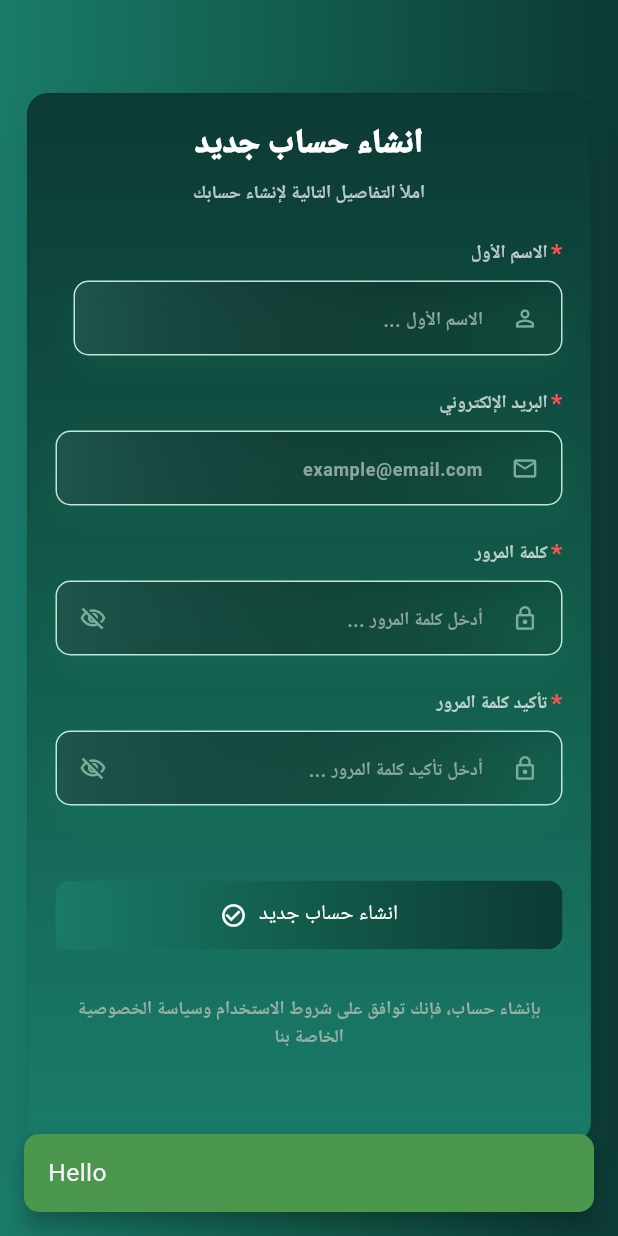
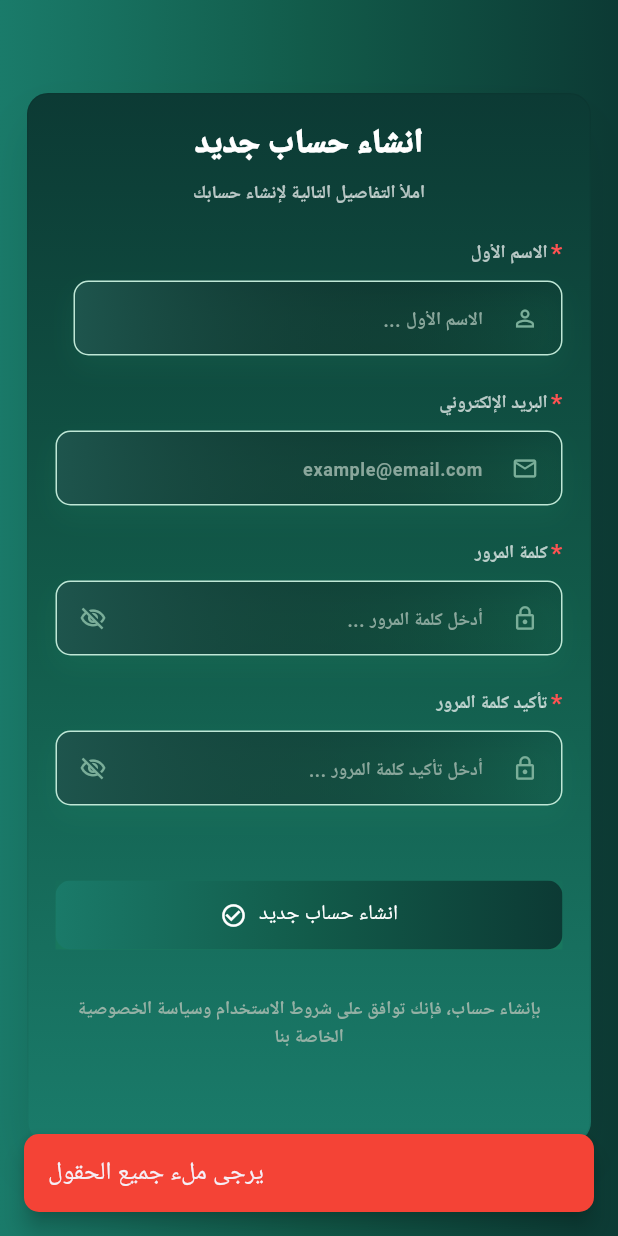
Before and after one commit to MSahyouni/meet-asr, a Flutter app: the CreateAccountScreen screen opened by its route, after a tap on "انشاء حساب جديد", on a phone screen of 412 x 824 dp. Run offline on Flutter 3.47's test engine with Material 3 defaults, Android fonts, the light colour scheme and no system bars; our stand-ins replace animated_splash_screen, audioplayers, file_picker, gap, go_router, open_file; missing offline and left inert: record, voice_note_kit.

Commit message:
activation create account and login features

```diff
--- /dev/null
+++ b/nabra/lib/controllers/auth_controller.dart
@@ -0,0 +1,137 @@
+import 'package:flutter/material.dart';
+import 'package:flutter_app/services/auth_service.dart';
+
+class AuthController {
+  //create account handler
+  static Future<void> handleRegister({
+    required BuildContext context,
+    required String firstName,
+    required String email,
+    required String password,
+    required String confirmPassword,
+    required String apiUrl,
+  }) async {
+    if (firstName.isEmpty ||
+        email.isEmpty ||
+        password.isEmpty ||
+        confirmPassword.isEmpty) {
+      ScaffoldMessenger.of(context).showSnackBar(
+        SnackBar(
+          content: Text("يرجى ملء جميع الحقول"),
+          backgroundColor: Colors.red,
+          behavior: SnackBarBehavior.floating,
+          shape: RoundedRectangleBorder(
+            borderRadius: BorderRadius.circular(10),
+          ),
+          margin: EdgeInsets.all(16),
+        ),
+      );
+
+      return;
+    }
+
+    if (password != confirmPassword) {
+      ScaffoldMessenger.of(context).showSnackBar(
+        SnackBar(
+          content: Text("كلمة المرور وتأكيدها غير متطابقين"),
+          backgroundColor: Colors.red,
+          behavior: SnackBarBehavior.floating,
+          shape: RoundedRectangleBorder(
+            borderRadius: BorderRadius.circular(10),
+          ),
+          margin: EdgeInsets.all(16),
+        ),
+      );
+      return;
+    }
+
+    try {
+      final result = await AuthService.register(
+        apiUrl: apiUrl,
+        firstName: firstName,
+        email: email,
+        password: password,
+        confirmPassword: confirmPassword,
+      );
+      ScaffoldMessenger.of(context).showSnackBar(
+        SnackBar(
+          content: Text(result["message"] ?? "تم إنشاء الحساب بنجاح"),
+          backgroundColor: const Color.fromARGB(255, 75, 151, 78),
+          behavior: SnackBarBehavior.floating,
+          shape: RoundedRectangleBorder(
+            borderRadius: BorderRadius.circular(10),
+          ),
+          margin: EdgeInsets.all(16),
+        ),
+      );
+    } catch (e) {
+      ScaffoldMessenger.of(context).showSnackBar(
+        SnackBar(
+          content: Text("فشل إنشاء الحساب: $e"),
+          backgroundColor: Colors.red,
+          behavior: SnackBarBehavior.floating,
+          shape: RoundedRectangleBorder(
+            borderRadius: BorderRadius.circular(10),
+          ),
+          margin: EdgeInsets.all(16),
+        ),
+      );
+    }
+  }
+
+  //login handler
+
+  static Future<void> handleLogin({
+    required BuildContext context,
+    required String email,
+    required String password,
+    required String apiUrl,
+  }) async {
+    if (email.isEmpty || password.isEmpty) {
+      ScaffoldMessenger.of(context).showSnackBar(
+        SnackBar(
+          content: Text("يرجى ملء جميع الحقول"),
+          backgroundColor: Colors.red,
+          behavior: SnackBarBehavior.floating,
+          shape: RoundedRectangleBorder(
+            borderRadius: BorderRadius.circular(10),
+          ),
+          margin: EdgeInsets.all(16),
+        ),
+      );
+      return;
+    }
+
+    try {
+      final result = await AuthService.login(
+        apiUrl: apiUrl,
+        email: email,
+        password: password,
+      );
+
+      ScaffoldMessenger.of(context).showSnackBar(
+        SnackBar(
+          content: Text(result["message"] ?? "تم تسجيل الدخول بنجاح"),
+          backgroundColor: const Color.fromARGB(255, 75, 151, 78),
+          behavior: SnackBarBehavior.floating,
+          shape: RoundedRectangleBorder(
+            borderRadius: BorderRadius.circular(10),
+          ),
+          margin: EdgeInsets.all(16),
+        ),
+      );
+    } catch (e) {
+      ScaffoldMessenger.of(context).showSnackBar(
+        SnackBar(
+          content: Text("فشل تسجيل الدخول: $e"),
+          backgroundColor: Colors.red,
+          behavior: SnackBarBehavior.floating,
+          shape: RoundedRectangleBorder(
+            borderRadius: BorderRadius.circular(10),
+          ),
+          margin: EdgeInsets.all(16),
+        ),
+      );
+    }
+  }
+}
--- a/nabra/lib/screens/create_account.dart
+++ b/nabra/lib/screens/create_account.dart
@@ -1,4 +1,5 @@
 import 'package:flutter/material.dart';
+import 'package:flutter_app/controllers/auth_controller.dart';
 import 'package:flutter_app/widgets/auth_card.dart';
 import 'package:flutter_app/widgets/auth_gradientbutton.dart';
 import 'package:flutter_app/widgets/labeled_filed.dart';
@@ -14,7 +15,7 @@ class CreateAccountScreen extends StatefulWidget {
 
 class _CreateAccountScreenState extends State<CreateAccountScreen> {
   final firstNameCtrl = TextEditingController();
-  final lastNameCtrl = TextEditingController();
+
   final emailCtrl = TextEditingController();
   final passCtrl = TextEditingController();
   final confirmCtrl = TextEditingController();
@@ -25,7 +26,7 @@ class _CreateAccountScreenState extends State<CreateAccountScreen> {
   @override
   void dispose() {
     firstNameCtrl.dispose();
-    lastNameCtrl.dispose();
+
     emailCtrl.dispose();
     passCtrl.dispose();
     confirmCtrl.dispose();
@@ -155,22 +156,13 @@ class _CreateAccountScreenState extends State<CreateAccountScreen> {
                             text: "انشاء حساب جديد",
                             icon: Icons.check_circle_outline,
                             onPressed: () {
-                              // TODO: create account
-                              ScaffoldMessenger.of(context).showSnackBar(
-                                SnackBar(
-                                  content: Text("Hello"),
-                                  backgroundColor: const Color.fromARGB(
-                                    255,
-                                    75,
-                                    151,
-                                    78,
-                                  ),
-                                  behavior: SnackBarBehavior.floating,
-                                  shape: RoundedRectangleBorder(
-                                    borderRadius: BorderRadius.circular(10),
-                                  ),
-                                  margin: EdgeInsets.all(16),
-                                ),
+                              AuthController.handleRegister(
+                                context: context,
+                                firstName: firstNameCtrl.text.trim(),
+                                email: emailCtrl.text.trim(),
+                                password: passCtrl.text.trim(),
+                                confirmPassword: confirmCtrl.text.trim(),
+                                apiUrl: "",
                               );
                             },
                           ),
--- /dev/null
+++ b/nabra/lib/services/auth_service.dart
@@ -0,0 +1,53 @@
+import 'dart:convert';
+import 'package:http/http.dart' as http;
+
+class AuthService {
+  //create account
+  static Future<Map<String, dynamic>> register({
+    required String apiUrl,
+    required String firstName,
+    required String email,
+    required String password,
+    required String confirmPassword,
+  }) async {
+    final response = await http.post(
+      Uri.parse(apiUrl),
+      headers: {"Content-Type": "application/json"},
+      body: jsonEncode({
+        "first_name": firstName,
+        "email": email,
+        "password": password,
+        "confirm_password": confirmPassword,
+      }),
+    );
+
+    final data = jsonDecode(response.body);
+
+    if (response.statusCode == 200 || response.statusCode == 201) {
+      return data;
+    } else {
+      throw Exception(data["message"] ?? "فشل إنشاء الحساب");
+    }
+  }
+
+  //login
+  static Future<Map<String, dynamic>> login({
+    required String apiUrl,
+    required String email,
+    required String password,
+  }) async {
+    final response = await http.post(
+      Uri.parse(apiUrl),
+      headers: {"Content-Type": "application/json"},
+      body: jsonEncode({"email": email, "password": password}),
+    );
+
+    final data = jsonDecode(response.body);
+
+    if (response.statusCode == 200 || response.statusCode == 201) {
+      return data;
+    } else {
+      throw Exception(data["message"] ?? "فشل تسجيل الدخول");
+    }
+  }
+}
```
Also changed, not shown: nabra/lib/screens/analysis_audio.dart (+14 -6 lines), nabra/lib/screens/log_in_screen.dart (+10 -2 lines).
